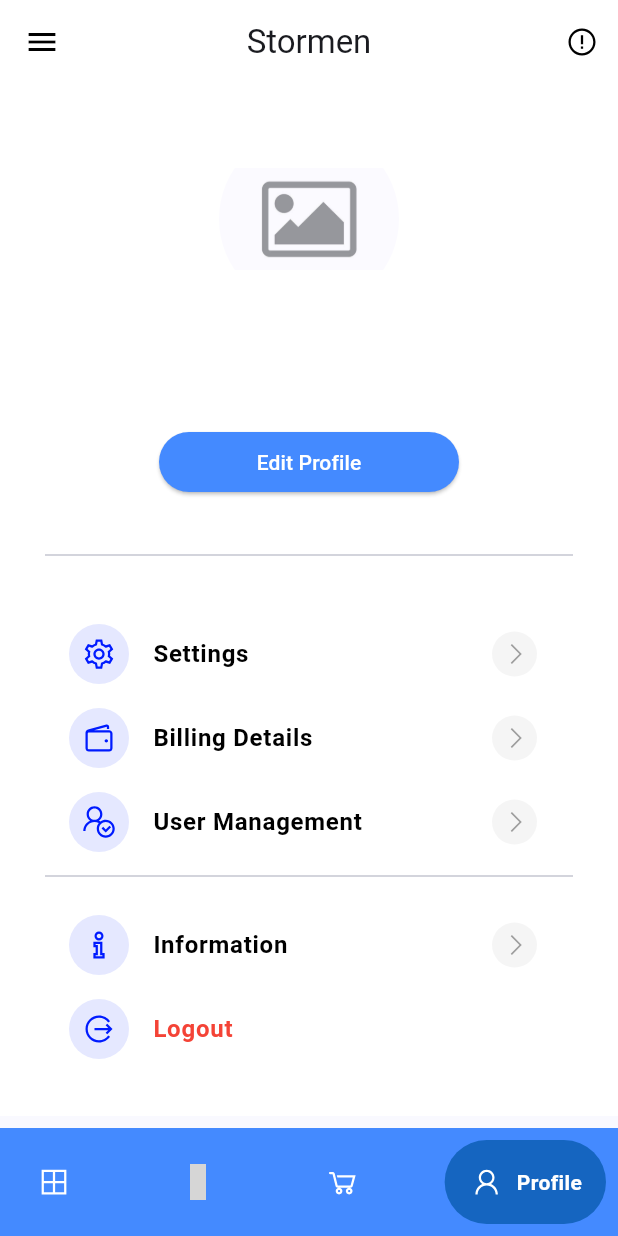
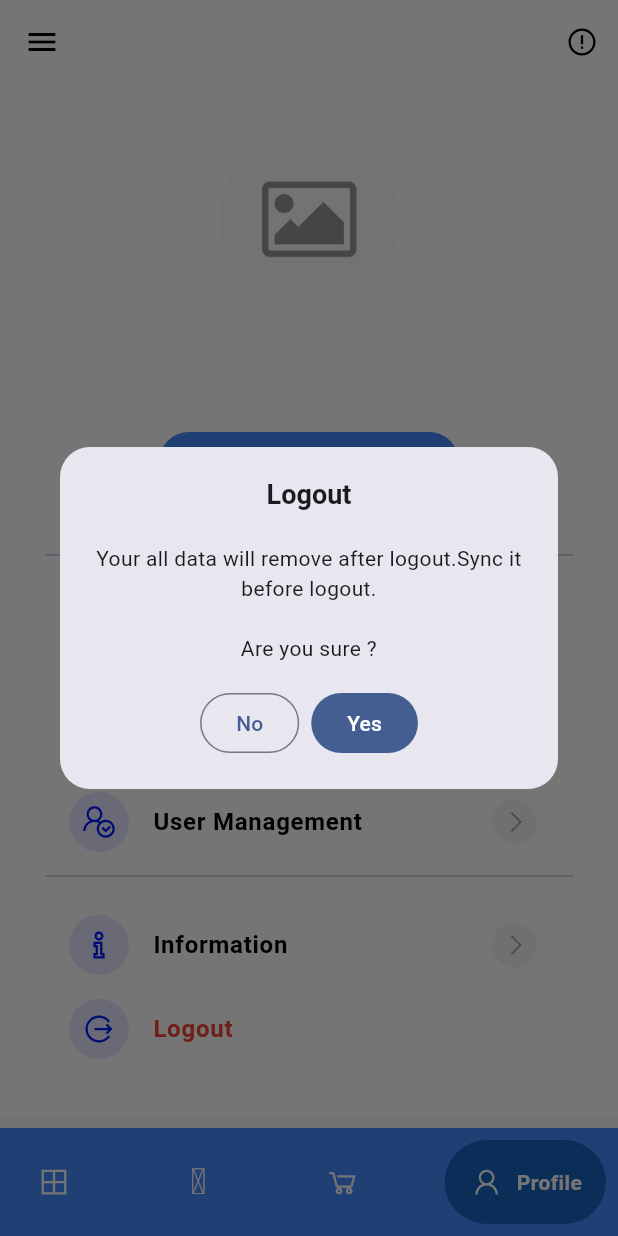
Before and after one commit to EftiarHKhan/poskeeper_v2, a Flutter app: the screen it shows once a user with an empty profile is signed in, item 4 of the bottom bar chosen, after a tap on "Logout", on a phone screen of 412 x 824 dp. Run offline on Flutter 3.47's test engine with Material 2 defaults, Android fonts, the phone set to English and light mode, and no system bars; drawn by our look-alikes of google_nav_bar; our stand-ins replace cloud_firestore, device_info_plus, firebase_auth, firebase_core, firebase_database, fl_chart and 11 more; missing offline and left inert: footer, store_redirect; accounts and stored records are empty; grey boxes are pictures that could not be loaded.

Commit message:
16th Stage

```diff
--- a/lib/Features/dashboard/screens/dashboard_screen.dart
+++ b/lib/Features/dashboard/screens/dashboard_screen.dart
@@ -1,10 +1,12 @@
 import 'package:flutter/cupertino.dart';
 import 'package:flutter/material.dart';
+import 'package:get/get.dart';
 import 'package:google_nav_bar/google_nav_bar.dart';
 import 'package:line_awesome_flutter/line_awesome_flutter.dart';
 import 'package:stormen/Features/dashboard/screens/buy_sell_screen.dart';
 import 'package:stormen/Features/dashboard/screens/profile_screen.dart';
 import 'package:stormen/Features/dashboard/screens/stock_screen.dart';
+import 'package:stormen/Features/profile/controllers/update_controller.dart';
 
 import '../../../Utils/Widgets/appbar/home_appbar.dart';
 import '../../../Utils/Widgets/sidebar/side_menu_bar.dart';
@@ -22,6 +24,20 @@ class _DashboardScreenState extends State<DashboardScreen> {
 
   var _page = 0;
   final pages = [DetailsScreen(),StockScreen(),BuySellScreen(),ProfileScreen()];
+  final UpdateProfileController updateProfileController = Get.put(UpdateProfileController());
+
+  Future<void> initializeData() async {
+    await updateProfileController.getUserData();
+    setState(() {
+    });
+  }
+  @override
+  void initState() {
+    super.initState();
+    initializeData();
+    setState(() {
+    });
+  }
 
   @override
   Widget build(BuildContext context) {
--- a/lib/Features/dashboard/screens/details_screen.dart
+++ b/lib/Features/dashboard/screens/details_screen.dart
@@ -8,6 +8,7 @@ import 'package:line_awesome_flutter/line_awesome_flutter.dart';
 import 'package:stormen/Features/dashboard/controllers/details_controller.dart';
 import 'package:stormen/Features/dashboard/screens/widgets/chart_titles_widget.dart';
 import 'package:stormen/Features/pdf/controller/pdf_controller.dart';
+import 'package:stormen/Features/profile/controllers/update_controller.dart';
 import 'package:stormen/Utils/Widgets/appbar/home_appbar.dart';
 import 'package:stormen/Utils/Widgets/sizebox/space_widget.dart';
 
@@ -22,6 +23,7 @@ class _DetailsScreenState extends State<DetailsScreen> {
 
   final DetailsController detailsController = Get.put(DetailsController());
   final PdfController pdfController = Get.put(PdfController());
+  final UpdateProfileController updateProfileController = Get.put(UpdateProfileController());
 
   @override
   void initState() {
@@ -32,6 +34,7 @@ class _DetailsScreenState extends State<DetailsScreen> {
       detailsController.fetchData();
       setState(() {
         detailsController.fetchData();
+        updateProfileController.getUserData();
       });
     });
   }
--- a/lib/Features/dashboard/screens/profile_screen.dart
+++ b/lib/Features/dashboard/screens/profile_screen.dart
@@ -25,6 +25,14 @@ class ProfileScreen extends StatefulWidget {
 class _ProfileScreenState extends State<ProfileScreen> {
 
   final UpdateProfileController updateProfileController = Get.put(UpdateProfileController());
+
+  @override
+  void initState() {
+    super.initState();
+      setState(() {
+        updateProfileController.getUserData();
+      });
+    }
 
   @override
   Widget build(BuildContext context) {
@@ -71,7 +79,24 @@ class _ProfileScreenState extends State<ProfileScreen> {
                           icon: LineAwesomeIcons.alternate_sign_out,
                           textColor: Colors.red,
                           endIcon: false,
-                          onPress: () {AuthenticationRepository.instance.logout();},),
+                          onPress: () {
+                            Get.defaultDialog(
+                              title: 'Logout',
+                              titleStyle: TextStyle(fontWeight: FontWeight.bold,fontSize: 18),
+                              titlePadding: EdgeInsets.only(top: 20),
+                              contentPadding: EdgeInsets.all(20),
+                              middleText: 'Your all data will remove after logout.Sync it before logout.\n\nAre you sure ?',
+                              confirm: FilledButton(onPressed: () async {
+                                Get.back();
+                                AuthenticationRepository.instance.logout();
+                              }, child: Text('Yes')),
+                              cancel: OutlinedButton(onPressed: (){
+                                Get.back();
+                              },
+                                  child: Text('No')),
+                            );
+                          },
+                        ),
                       ],
                     );
                   }else if(snapshot.hasError){
--- a/lib/Features/dashboard/screens/stock_screen.dart
+++ b/lib/Features/dashboard/screens/stock_screen.dart
@@ -6,6 +6,7 @@ import 'package:get/get.dart';
 import 'package:google_fonts/google_fonts.dart';
 import 'package:line_awesome_flutter/line_awesome_flutter.dart';
 import 'package:stormen/Features/dashboard/controllers/stock_controller.dart';
+import 'package:stormen/Features/profile/controllers/update_controller.dart';
 import 'package:stormen/Utils/Widgets/sizebox/space_widget.dart';
 
 
@@ -19,6 +20,7 @@ class StockScreen extends StatefulWidget {
 class _StockScreenState extends State<StockScreen> with SingleTickerProviderStateMixin{
 
   final StockController stockController = Get.put(StockController());
+  final UpdateProfileController updateProfileController = Get.put(UpdateProfileController());
 
   late TabController _tabController;
 
@@ -31,7 +33,7 @@ class _StockScreenState extends State<StockScreen> with SingleTickerProviderStat
       // Fetch data from the database
       stockController.fetchData();
       setState(() {
-
+        updateProfileController.getUserData();
       });
     });
 
--- a/lib/Repository/authentication_repository/authentication_repository.dart
+++ b/lib/Repository/authentication_repository/authentication_repository.dart
@@ -1,6 +1,7 @@
 import 'package:firebase_auth/firebase_auth.dart';
 import 'package:get/get.dart';
 import 'package:shared_preferences/shared_preferences.dart';
+import 'package:stormen/DB_Helper/sell_product/sell_db.dart';
 import 'package:stormen/Features/authentication/screens/Welcome_Screen/welcome_screen.dart';
 import 'package:stormen/Features/dashboard/screens/dashboard_screen.dart';
 import 'exceptions/signup_email_password_failure.dart';
@@ -9,9 +10,11 @@ class AuthenticationRepository extends GetxController{
 
   static AuthenticationRepository get instance => Get.find();
 
+  final DatabaseHelperSell selldatabaseHelper = DatabaseHelperSell.instance;
   final _auth = FirebaseAuth.instance;
   late final Rx<User?> firebaseUser ;
   final String key = 'myUIDKey';
+  final String key2 = 'storeName';
 
   @override
   void onReady() {
@@ -58,6 +61,8 @@ class AuthenticationRepository extends GetxController{
   Future<void> logout() async {
     SharedPreferences prefs = await SharedPreferences.getInstance();
     await prefs.remove(key);
+    await prefs.remove(key2);
+    await selldatabaseHelper.deleteAllProductData();
     await _auth.signOut();
   }
 
--- a/lib/Repository/user_repository/user_repository.dart
+++ b/lib/Repository/user_repository/user_repository.dart
@@ -9,6 +9,7 @@ class UserRepository extends GetxController{
 
   final _db = FirebaseFirestore.instance;
   final String key = 'myUIDKey';
+  final String key2 = 'storeName';
 
   creatUser(UserModel2 user,String uid) async {
     await _db.collection("Users").doc(uid).set(user.toJson2())
@@ -21,6 +22,8 @@ class UserRepository extends GetxController{
   Future<UserModel2> getUserDetails(String email) async{
     final snapshot = await _db.collection("Users").where("Email" , isEqualTo: email).get();
     final userData = snapshot.docs.map((e) => UserModel2.fromSnapshot(e)).single;
+    SharedPreferences prefs = await SharedPreferences.getInstance();
+    await prefs.setString(key2, userData.storeName?? '');
     return userData;
   }
 
--- a/lib/Utils/Widgets/appbar/home_appbar.dart
+++ b/lib/Utils/Widgets/appbar/home_appbar.dart
@@ -2,16 +2,27 @@ import 'package:flutter/material.dart';
 import 'package:get/get.dart';
 import 'package:get/get_core/src/get_main.dart';
 import 'package:line_awesome_flutter/line_awesome_flutter.dart';
+import 'package:shared_preferences/shared_preferences.dart';
 
 import '../../../Features/about/screens/about_screen.dart';
 
 
 
 HomeAppBar() {
+  final String key2 = 'storeName';
   return AppBar(
     centerTitle: true,
     backgroundColor: Colors.white,
-    title: Text('Stormen'),
+    title: FutureBuilder<String>(
+      future: SharedPreferences.getInstance().then((prefs) => prefs.getString(key2) ?? 'Stormen'), // Provide a default value if data is null
+      builder: (context, snapshot) {
+        if (snapshot.connectionState == ConnectionState.waiting) {
+          return Text(snapshot.data ?? 'Stormen', style: TextStyle(color: Colors.black)); // Provide a default loading text
+        } else {
+          return Text(snapshot.data ?? 'Stormen', style: TextStyle(color: Colors.black)); // Provide a default title if data is null
+        }
+      },
+    ),
     iconTheme: IconThemeData(color: Colors.black),
     actions: <Widget>[
       IconButton(
--- a/lib/Utils/Widgets/sidebar/side_menu_bar.dart
+++ b/lib/Utils/Widgets/sidebar/side_menu_bar.dart
@@ -7,6 +7,7 @@ import 'package:line_awesome_flutter/line_awesome_flutter.dart';
 import 'package:share_plus/share_plus.dart';
 import 'package:store_redirect/store_redirect.dart';
 import 'package:stormen/DB_Helper/product/product_db.dart';
+import 'package:stormen/DB_Helper/sell_product/sell_db.dart';
 import 'package:stormen/Features/pdf/controller/pdf_controller.dart';
 import 'package:stormen/Repository/authentication_repository/authentication_repository.dart';
 import 'package:stormen/Utils/Widgets/sidebar/widget/sync_animation_widget.dart';
@@ -18,6 +19,7 @@ class SideMenuBar extends StatelessWidget {
   final SyncController syncController = Get.put(SyncController());
   final PdfController pdfController = Get.put(PdfController());
   final DatabaseHelper databaseHelper = DatabaseHelper.instance;
+  final DatabaseHelperSell selldatabaseHelper = DatabaseHelperSell.instance;
 
 
   void _openPlayStoreDevAccount() async {
@@ -69,6 +71,7 @@ class SideMenuBar extends StatelessWidget {
             onTap: () async {
               //syncController.startRotation();
               await databaseHelper.syncDataToFirebase(context);
+              await selldatabaseHelper.SellsyncDataToFirebase(context);
             },
           ),
           Divider(),
@@ -157,7 +160,22 @@ class SideMenuBar extends StatelessWidget {
               style: TextStyle(fontSize: 15,color: Colors.red),
             ),
             onTap: (){
-              AuthenticationRepository.instance.logout();
+              Get.defaultDialog(
+                title: 'Logout',
+                titleStyle: TextStyle(fontWeight: FontWeight.bold,fontSize: 18),
+                titlePadding: EdgeInsets.only(top: 20),
+                contentPadding: EdgeInsets.all(20),
+                middleText: 'Your all data will remove after logout.Sync it before logout.\n\nAre you sure ?',
+                confirm: FilledButton(onPressed: () async {
+                  Get.back();
+                  AuthenticationRepository.instance.logout();
+                }, child: Text('Yes')),
+                cancel: OutlinedButton(onPressed: (){
+                  Get.back();
+                },
+                    child: Text('No')),
+              );
+
             },
           ),
 
```
Also changed, not shown: lib/DB_Helper/sell_product/sell_db.dart (+32 -17 lines), lib/Features/dashboard/screens/buy_sell_screen.dart (+11 -0 lines).
